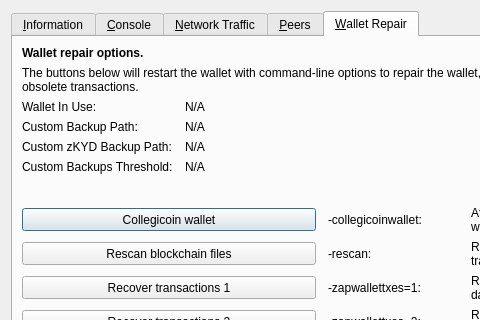
Before: the Qt Designer form src/qt/forms/rpcconsole.ui in CollegicoinCLG/collegicoin, drawn with Qt 5; both pictures show x 0 to 480 and y 0 to 320 of the 769 by 485 pixel window.
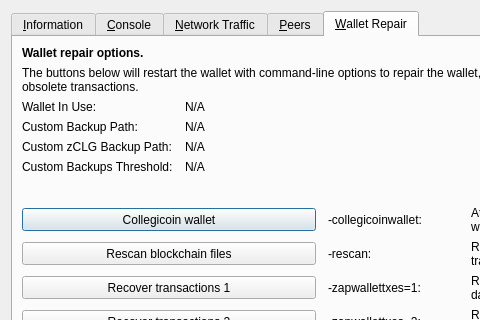
After: the same form once the commit is applied. The open tabs and pages were chosen to show the change. Icons and pictures are not drawn. Custom widgets are drawn as their Qt base class.

```diff
--- a/src/qt/forms/rpcconsole.ui
+++ b/src/qt/forms/rpcconsole.ui
@@ -1328,7 +1328,7 @@
        <item row="4" column="0">
         <widget class="QLabel" name="wallet_customzkydbackuppath_label">
          <property name="text">
-          <string>Custom zKYD Backup Path:</string>
+          <string>Custom zCLG Backup Path:</string>
          </property>
          <property name="visible">
           <bool>false</bool>
```
Left out of the diff: 4 changed lines with no effect on the pictures.
